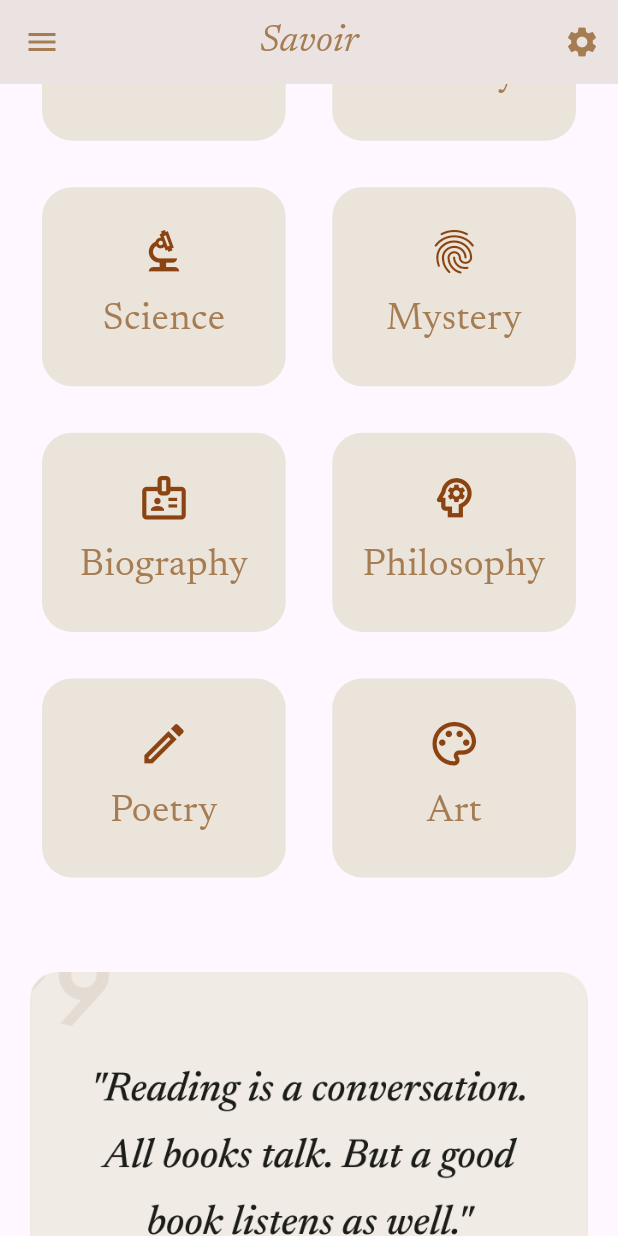
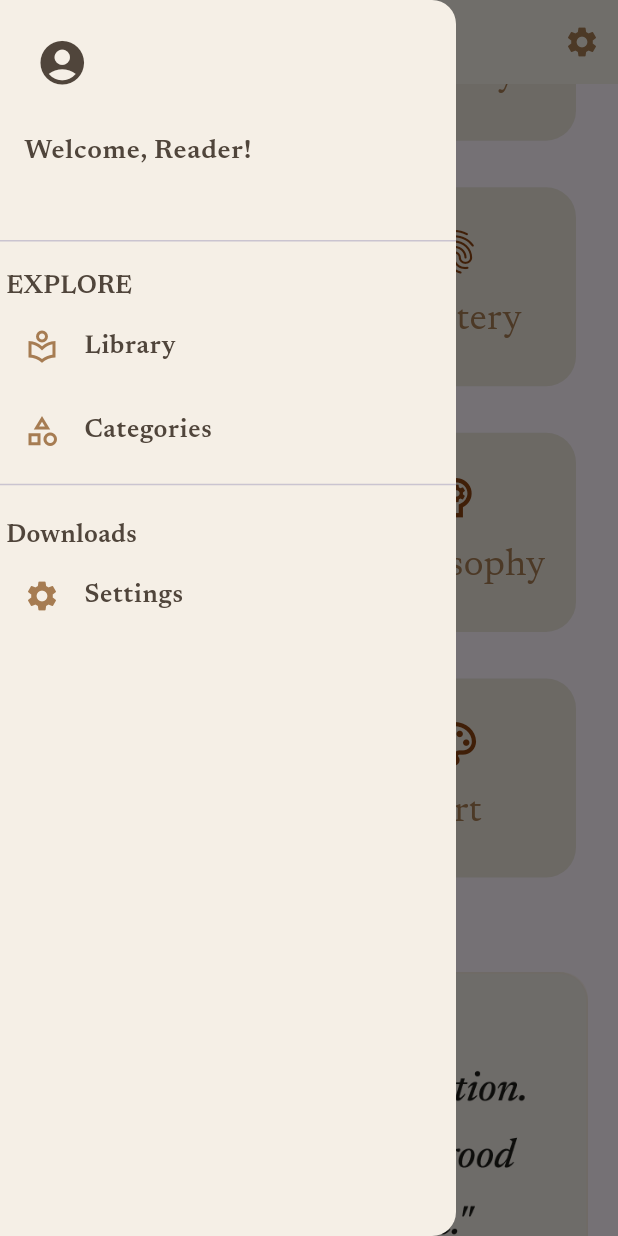
Before and after one commit to salmakandill/Savoir, a Flutter app: the GenresScreen screen opened directly, scrolled down 576 dp, after a tap on the "menu" icon, on a phone screen of 412 x 824 dp. Run offline on Flutter 3.47's test engine with Material 3 defaults, Android fonts, the phone set to English and light mode, and no system bars; our stand-ins replace persistent_bottom_nav_bar_v2.

```diff
--- a/savoir/lib/features/home/presentation/Screens/genres_screen.dart
+++ b/savoir/lib/features/home/presentation/Screens/genres_screen.dart
@@ -1,6 +1,7 @@
 import 'dart:developer';
 
 import 'package:flutter/material.dart';
+import 'package:savoir/features/reading/presentation/widgets/custom_drawer.dart';
 import 'package:savoir/models/app_colors.dart';
 
 class GenresScreen extends StatefulWidget {
@@ -25,12 +26,19 @@ class _GenresScreenState extends State<GenresScreen> {
   Widget build(BuildContext context) {
     return SafeArea(
       child: Scaffold(
+        drawer: CustomDrawer(),
         appBar: AppBar(
           backgroundColor: AppColors.background,
-          leading: IconButton(
-            onPressed: () {},
-            icon: Icon(Icons.menu),
-            color: AppColors.iconsColor,
+          leading: Builder(
+            builder: (context) {
+              return IconButton(
+                onPressed: () {
+                  Scaffold.of(context).openDrawer();
+                },
+                icon: Icon(Icons.menu),
+                color: AppColors.iconsColor,
+              );
+            },
           ),
           actions: [
             IconButton(
--- /dev/null
+++ b/savoir/lib/features/reading/presentation/widgets/custom_drawer.dart
@@ -0,0 +1,77 @@
+import 'package:flutter/material.dart';
+import 'package:savoir/features/reading/presentation/widgets/custom_drawer_list_taile.dart';
+import 'package:savoir/models/app_colors.dart';
+
+class CustomDrawer extends StatelessWidget {
+  const CustomDrawer({super.key});
+
+  @override
+  Widget build(BuildContext context) {
+    return Drawer(
+      backgroundColor: AppColors.background,
+      child: ListView(
+        children: [
+          DrawerHeader(
+            child: Column(
+              crossAxisAlignment: CrossAxisAlignment.start,
+              children: [
+                IconButton(
+                  onPressed: () {},
+                  icon: Icon(
+                    Icons.account_circle,
+                    color: AppColors.firsttextColor,
+                  ),
+                  iconSize: 35,
+                ),
+                SizedBox(height: 20),
+                Text(
+                  'Welcome, Reader!',
+                  style: TextStyle(
+                    fontSize: 18,
+                    fontWeight: FontWeight.w600,
+                    color: AppColors.firsttextColor,
+                  ),
+                ),
+              ],
+            ),
+          ),
+          SizedBox(height: 10),
+          Text(
+            ' EXPLORE',
+            style: TextStyle(
+              fontSize: 17,
+              fontWeight: FontWeight.w600,
+              color: AppColors.firsttextColor,
+            ),
+          ),
+          CustomDrawerListTaile(
+            title: 'Library',
+            icon: Icons.local_library_outlined,
+            onTap: () {},
+          ),
+          CustomDrawerListTaile(
+            title: 'Categories',
+            icon: Icons.category_outlined,
+            onTap: () {},
+          ),
+          Divider(),
+          SizedBox(height: 14),
+          Text(
+            ' Downloads',
+            style: TextStyle(
+              fontSize: 17,
+              fontWeight: FontWeight.w600,
+              color: AppColors.firsttextColor,
+            ),
+          ),
+
+          CustomDrawerListTaile(
+            title: 'Settings',
+            icon: Icons.settings,
+            onTap: () {},
+          ),
+        ],
+      ),
+    );
+  }
+}
--- /dev/null
+++ b/savoir/lib/features/reading/presentation/widgets/custom_drawer_list_taile.dart
@@ -0,0 +1,34 @@
+import 'package:flutter/material.dart';
+import 'package:savoir/models/app_colors.dart';
+
+class CustomDrawerListTaile extends StatelessWidget {
+  CustomDrawerListTaile({
+    super.key,
+    required this.title,
+    required this.icon,
+    required this.onTap,
+  });
+  final String title;
+  final IconData icon;
+  void Function()? onTap;
+  @override
+  Widget build(BuildContext context) {
+    return Column(
+      crossAxisAlignment: CrossAxisAlignment.start,
+      children: [
+        ListTile(
+          leading: Icon(icon, color: AppColors.iconsColor,),
+          title: Text(
+            title,
+            style: TextStyle(
+              fontSize: 17,
+              fontWeight: FontWeight.w600,
+              color: AppColors.firsttextColor,
+            ),
+          ),
+          onTap: onTap,
+        ),
+      ],
+    );
+  }
+}
```
